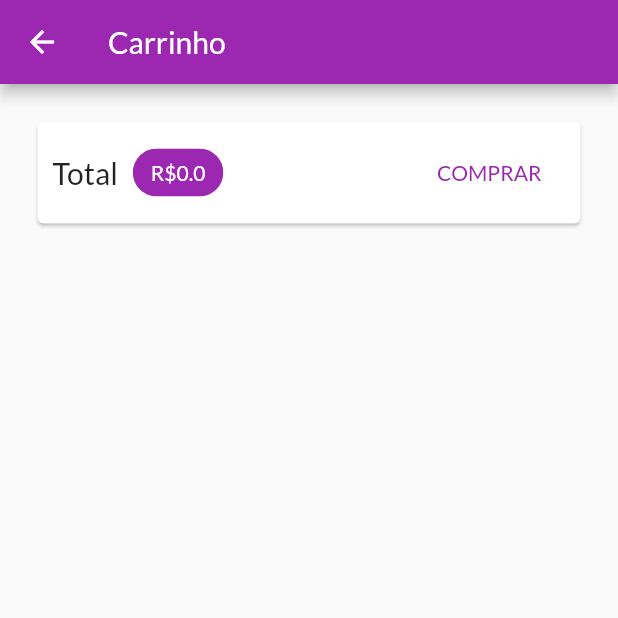
After one commit to getJv/cod3rs_shop, a Flutter app: the CartScreen screen opened by its route, on a phone screen of 412 x 824 dp, the top half of it. The commit adds this screen. Run offline on Flutter 3.47's test engine with Material 2 defaults, Android fonts, the phone set to English and light mode, and no system bars; network calls fail.

Commit message:
aula 222 ok

```diff
--- a/lib/data/dammy_data.dart
+++ b/lib/data/dammy_data.dart
@@ -3,7 +3,7 @@ import 'package:cod3r_shop/providers/product.dart';
 final DUMMY_PRODUCTS = [
   Product(
     id: 'p1',
-    title: 'Red Shirt',
+    title: "Red Shirt",
     description: 'A red shirt - it is pretty red!',
     price: 29.99,
     imageUrl:
--- a/lib/main.dart
+++ b/lib/main.dart
@@ -1,6 +1,7 @@
 import 'package:cod3r_shop/providers/cart_provider.dart';
 import 'package:cod3r_shop/providers/product_provider.dart';
 import 'package:cod3r_shop/utils/app_routes.dart';
+import 'package:cod3r_shop/views/cart_screen.dart';
 import 'package:cod3r_shop/views/product_detail_screen.dart';
 import 'package:cod3r_shop/views/products_overview_screen.dart';
 import 'package:flutter/material.dart';
@@ -31,6 +32,7 @@ class MyApp extends StatelessWidget {
         home: ProductOverviewScreen(),
         routes: {
           AppRoutes.PRODUCT_DETAIL: (ctx) => ProductDetailScreen(),
+          AppRoutes.CART: (ctx) => CartScreen(),
         },
       ),
     );
--- a/lib/providers/cart_provider.dart
+++ b/lib/providers/cart_provider.dart
@@ -23,8 +23,16 @@ class CartProvider with ChangeNotifier {
     return {..._items};
   }
 
-  int get itemCount {
+  int get itemsCount {
     return _items.length;
+  }
+
+  double get totalAmount {
+    double total = 0.0;
+    _items.forEach((key, cartItem) {
+      total += cartItem.price * cartItem.quantity;
+    });
+    return total;
   }
 
   void addItem(Product product) {
@@ -49,5 +57,6 @@ class CartProvider with ChangeNotifier {
         ),
       );
     }
+    notifyListeners();
   }
 }
--- a/lib/utils/app_routes.dart
+++ b/lib/utils/app_routes.dart
@@ -1,3 +1,4 @@
 class AppRoutes {
   static const PRODUCT_DETAIL = '/product-detail';
+  static const CART = '/cart';
 }
--- /dev/null
+++ b/lib/views/cart_screen.dart
@@ -0,0 +1,71 @@
+import 'package:cod3r_shop/providers/cart_provider.dart';
+import 'package:cod3r_shop/widgets/cart_item_widget.dart';
+import 'package:flutter/material.dart';
+
+import 'package:provider/provider.dart';
+
+class CartScreen extends StatelessWidget {
+  @override
+  Widget build(BuildContext context) {
+    final CartProvider cart = Provider.of(context);
+    final cartItems = cart.items.values.toList();
+
+    return Scaffold(
+      appBar: AppBar(
+        title: Text('Carrinho'),
+      ),
+      body: Column(
+        children: [
+          Card(
+            margin: EdgeInsets.all(25),
+            child: Padding(
+              padding: EdgeInsets.all(10),
+              child: Row(
+                mainAxisAlignment: MainAxisAlignment.spaceBetween,
+                children: [
+                  Text(
+                    'Total',
+                    style: TextStyle(
+                      fontSize: 20,
+                    ),
+                  ),
+                  SizedBox(width: 10),
+                  Chip(
+                    label: Text(
+                      'R\$${cart.totalAmount}',
+                      style: TextStyle(
+                        color: Colors.white,
+                      ),
+                    ),
+                    backgroundColor: Theme.of(context).primaryColor,
+                  ),
+                  Spacer(),
+                  FlatButton(
+                    onPressed: () {},
+                    child: Text(
+                      'COMPRAR',
+                      style: TextStyle(
+                        color: Theme.of(context).primaryColor,
+                      ),
+                    ),
+                  ),
+                ],
+              ),
+            ),
+          ),
+          SizedBox(
+            height: 10,
+          ),
+          Expanded(
+            child: ListView.builder(
+              itemCount: cart.itemsCount,
+              itemBuilder: (ctx, i) => CartItemWidget(
+                cartItem: cartItems[i],
+              ),
+            ),
+          )
+        ],
+      ),
+    );
+  }
+}
```
Also changed, not shown: lib/views/products_overview_screen.dart (+5 -2 lines), lib/widgets/cart_item_widget.dart (added, +31 -0 lines), pubspec.lock.
